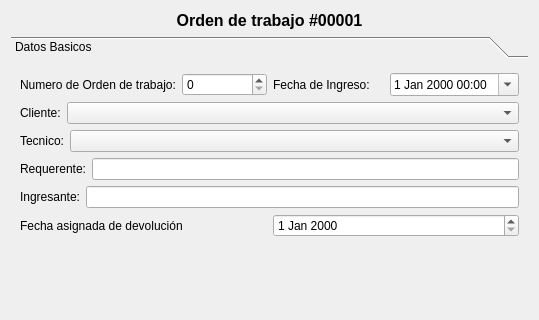
Before: the Qt Designer form trunk/plugins/ordentrabajo/formordentrabajobase.ui in chungote/gestotux, drawn with Qt 5; both pictures show x 0 to 539 and y 0 to 320 of the 539 by 601 pixel window.
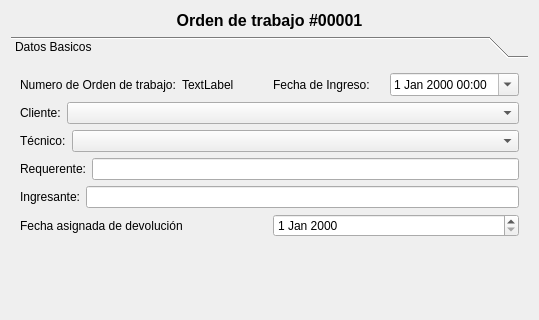
After: the same form once the commit is applied. Custom widgets are drawn as their Qt base class.

Commit message: - Mejorado formulario de orden de trabajo.

Patch:
```diff
--- a/trunk/plugins/ordentrabajo/formordentrabajobase.ui
+++ b/trunk/plugins/ordentrabajo/formordentrabajobase.ui
@@ -43,7 +43,7 @@
        <rect>
         <x>0</x>
         <y>0</y>
-        <width>543</width>
+        <width>544</width>
         <height>427</height>
        </rect>
       </property>
@@ -63,7 +63,11 @@
             </widget>
            </item>
            <item>
-            <widget class="QSpinBox" name="spinBox"/>
+            <widget class="QLabel" name="LNumeroOrdenTrabajo">
+             <property name="text">
+              <string>TextLabel</string>
+             </property>
+            </widget>
            </item>
           </layout>
          </item>
@@ -122,7 +126,7 @@
          <item>
           <widget class="QLabel" name="LTecnico">
            <property name="text">
-            <string>Tecnico:</string>
+            <string>Técnico:</string>
            </property>
           </widget>
          </item>
```
Left out of the diff: 12 changed lines with no effect on the pictures. The commit also changes 8 other files.
